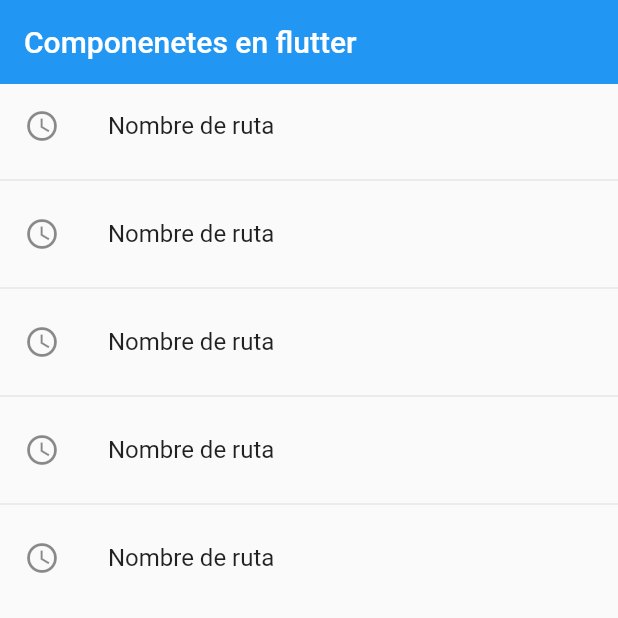
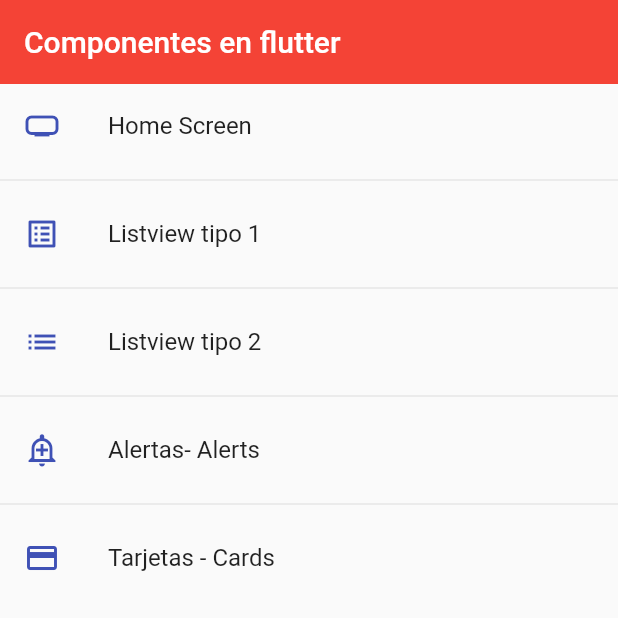
Before and after one commit to antodrade/estudio_flutter, a Flutter app: the screen it shows after launch, on a phone screen of 412 x 824 dp, the top half of it. Run offline on Flutter 3.47's test engine with Material 2 defaults, Android fonts, the phone set to English and light mode, and no system bars.

Commit message:
commit-1-23-08-2022

```diff
--- a/lib/main.dart
+++ b/lib/main.dart
@@ -16,6 +16,11 @@ class MyApp extends StatelessWidget {
       initialRoute: AppRoutes.initialRoute,
       routes: AppRoutes.getAppRoutes(),
       onGenerateRoute: AppRoutes.onGenerateRoute,
+      theme: ThemeData.light().copyWith(
+          //Color primario
+          primaryColor: Colors.indigo,
+          //AppBar theme
+          appBarTheme: AppBarTheme(color: Colors.red)),
     );
   }
 }
--- a/lib/router/app_routes.dart
+++ b/lib/router/app_routes.dart
@@ -45,7 +45,7 @@ class AppRoutes {
 
     for (final option in menuOptions) {
       appRoutes.addAll({
-        'option.route': (BuildContext context) => option.screen,
+        option.route: (BuildContext context) => option.screen,
       });
     }
 
--- a/lib/screens/home_screen.dart
+++ b/lib/screens/home_screen.dart
@@ -1,5 +1,4 @@
 import 'package:fl_components/router/app_routes.dart';
-import 'package:fl_components/screens/listview1_screen.dart';
 import 'package:flutter/material.dart';
 
 class HomeScreen extends StatelessWidget {
@@ -7,23 +6,26 @@ class HomeScreen extends StatelessWidget {
 
   @override
   Widget build(BuildContext context) {
+    final menuOptions = AppRoutes.menuOptions;
+
     return Scaffold(
         appBar: AppBar(
-          title: const Text('Componenetes en flutter'),
+          // backgroundColor: Colors.indigo,
+          title: const Text('Componentes en flutter'),
           elevation: 0,
         ),
         body: ListView.separated(
-            itemBuilder: (context, index) => ListTile(
-                  leading: const Icon(Icons.access_time_outlined),
-                  title: const Text('Nombre de ruta'),
+            itemBuilder: (context, i) => ListTile(
+                  leading: Icon(menuOptions[i].icon, color: Colors.indigo),
+                  title: Text(menuOptions[i].name),
                   onTap: () {
                     // final route = MaterialPageRoute(
                     //     builder: (context) => const Listview1Screen());
                     // Navigator.pushReplacement(context, route);
-                    Navigator.pushNamed(context, 'alert');
+                    Navigator.pushNamed(context, menuOptions[i].route);
                   },
                 ),
             separatorBuilder: (_, __) => const Divider(),
-            itemCount: AppRoutes.menuOptions.length));
+            itemCount: menuOptions.length));
   }
 }
--- a/lib/screens/listview2_screen.dart
+++ b/lib/screens/listview2_screen.dart
@@ -1,5 +1,4 @@
 import 'package:flutter/material.dart';
-
 
 class Listview2Screen extends StatelessWidget {
   final options = const [
```
